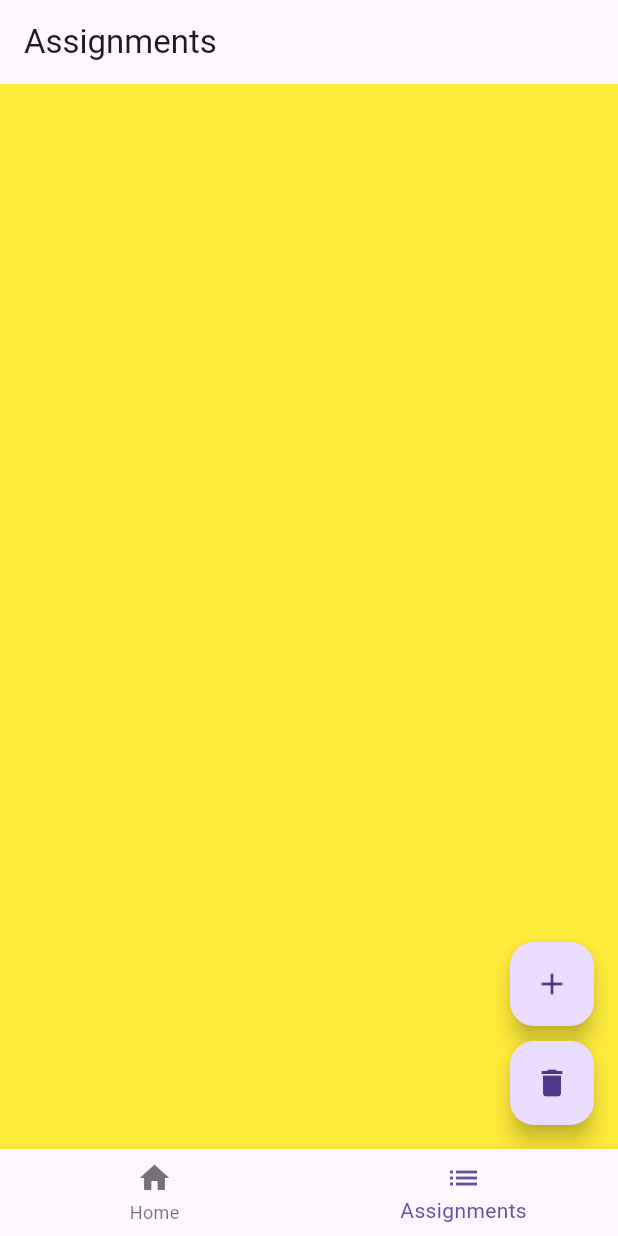
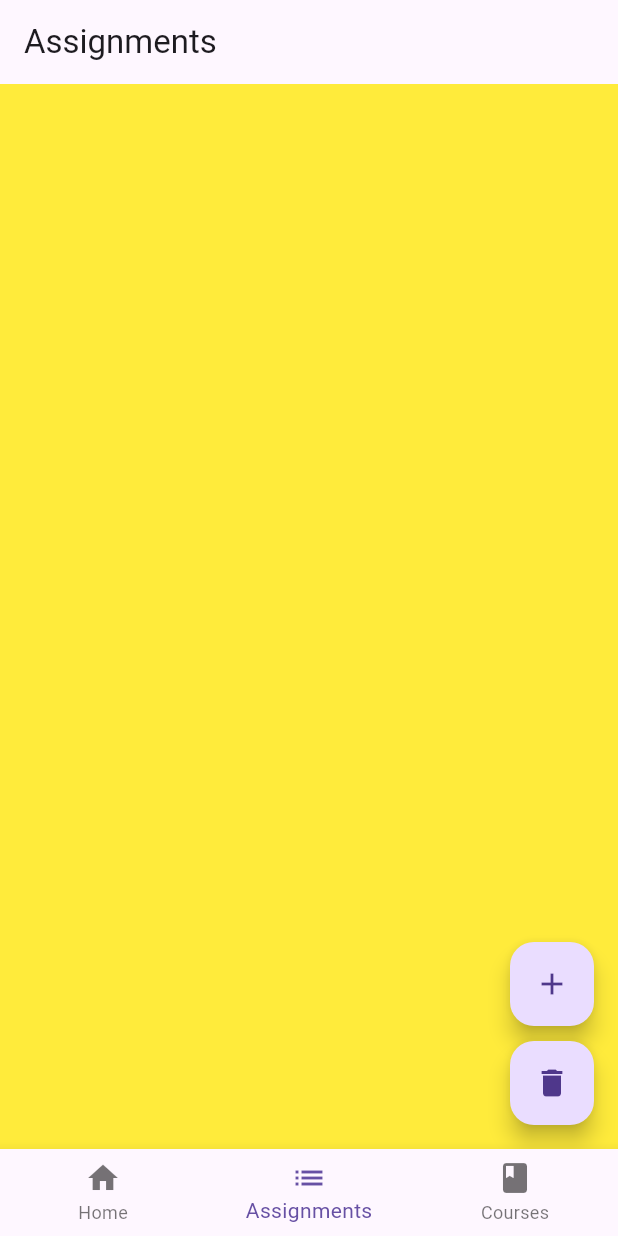
Before and after one commit to RyleyMurphy/homework-tracker, a Flutter app: the screen it shows after launch, item 2 of the bottom bar chosen, after a tap on the "delete" icon, on a phone screen of 412 x 824 dp. Run offline on Flutter 3.47's test engine with Material 3 defaults, Android fonts, the phone set to English and light mode, and no system bars.

Commit message:
Lab 3 Before Changes

```diff
--- a/lib/main.dart
+++ b/lib/main.dart
@@ -1,6 +1,6 @@
 import 'dart:async';
 import 'package:flutter/material.dart';
-import 'main_navigation.dart';
+import 'views/main_navigation.dart';
 
 void main() {
   runApp(const HomeworkTrackerApp());
--- /dev/null
+++ b/lib/models/assignment_models.dart
@@ -0,0 +1,9 @@
+class Assignment {
+  final String title;
+  bool isCompleted;
+
+  Assignment ({
+    required this.title,
+    this.isCompleted = false,
+  });
+}
--- /dev/null
+++ b/lib/models/course_model.dart
@@ -0,0 +1,6 @@
+class Course {
+  final String name;
+  final String? description;
+
+  Course({required this.name, this.description});
+}
--- /dev/null
+++ b/lib/presenters/assignment_presenter.dart
@@ -0,0 +1,15 @@
+import '../models/assignment_models.dart';
+
+class AssignmentPresenter {
+  final List<Assignment> _assignments = [];
+
+  List<Assignment> get assignments => _assignments;
+
+  void addAssignment(String title) {
+    _assignments.add(Assignment(title: title));
+  }
+
+  void toggleCompleted(int index) {
+    _assignments[index].isCompleted = !_assignments[index].isCompleted;
+  }
+}
--- /dev/null
+++ b/lib/presenters/course_presenter.dart
@@ -0,0 +1,11 @@
+import '../models/course_model.dart';
+
+class CoursePresenter {
+  final List<Course> _courses = [];
+
+  List<Course> get courses => _courses;
+
+  void addCourse(String name, String? description) {
+    _courses.add(Course(name: name, description: description));
+  }
+}
--- a/lib/assignment_list_screen.dart
+++ b/lib/views/assignment_list_screen.dart
@@ -1,4 +1,5 @@
 import 'package:flutter/material.dart';
+import '../presenters/assignment_presenter.dart';
 
 class AssignmentListScreen extends StatefulWidget {
   const AssignmentListScreen({super.key});
@@ -9,7 +10,7 @@
 }
 
 class _AssignmentListScreenState extends State<AssignmentListScreen> {
-  final List<Map<String, dynamic>> _assignments = [];
+  final AssignmentPresenter _presenter = AssignmentPresenter();
 
   void _showAddAssignmentDialog() {
     String newAssignmentTitle = '';
@@ -35,10 +36,7 @@
               onPressed: () {
                 if (newAssignmentTitle.trim().isNotEmpty) {
                   setState(() {
-                    _assignments.add({
-                      'title': newAssignmentTitle.trim(),
-                      'completed': false,
-                    });
+                    _presenter.addAssignment(newAssignmentTitle.trim());
                   });
                 }
                 Navigator.pop(context); // Close Dialog
@@ -53,28 +51,30 @@
 
 void _toggleCompleted(int index, bool? value) {
   setState(() {
-    _assignments[index]['completed'] = value ?? false;
+    _presenter.toggleCompleted(index);
   });
 }
 
 @override
 Widget build(BuildContext context) {
+  final assignments = _presenter.assignments;
+
   return Scaffold(
     appBar: AppBar(title: const Text('Assignments')),
     body: ListView.builder(
-      itemCount: _assignments.length,
+      itemCount: assignments.length,
       itemBuilder: (context, index) {
         return Card(
           color:Colors.blue,
           child: Padding(
             padding: const EdgeInsets.all(15.0),
             child: CheckboxListTile(
-              value: _assignments[index]['completed'],
-              onChanged: (value) => _toggleCompleted(index,value),
+              value: assignments[index].isCompleted,
+              onChanged: (value) => _toggleCompleted(index, value),
               title: Text(
-                _assignments[index]['title'],
+                assignments[index].title,
                 style: TextStyle(
-                  decoration: _assignments[index]['completed']
+                  decoration: assignments[index].isCompleted
                       ? TextDecoration.lineThrough
                       : TextDecoration.none,
                   color: Colors.white,
@@ -96,7 +96,7 @@
           FloatingActionButton(
             onPressed: () {
               setState(() {
-                _assignments.removeWhere((assignment) => assignment['completed']);
+                assignments.removeWhere((assignment) => assignment.isCompleted);
               });
             },
             child: const Icon(Icons.delete),
--- a/lib/main_navigation.dart
+++ b/lib/views/main_navigation.dart
@@ -1,6 +1,7 @@
 import 'package:flutter/material.dart';
-import 'home_screen.dart';
+import '../home_screen.dart';
 import 'assignment_list_screen.dart';
+import 'course_list_screen.dart';
 
 class MainNavigationScreen extends StatefulWidget {
   const MainNavigationScreen({super.key});
@@ -14,6 +15,7 @@
   final List<Widget> _screens = [
     const HomeScreen(),
     const AssignmentListScreen(),
+    const CourseListScreen(),
   ];
 
   void _onItemTapped(int index) {
@@ -38,6 +40,10 @@
             icon: Icon(Icons.list),
             label: 'Assignments',
           ),
+          BottomNavigationBarItem(
+            icon: Icon(Icons.book),
+            label: 'Courses',
+          ),
         ],
       ),
     );
```
Also changed, not shown: lib/views/course_list_screen.dart (added, +79 -0 lines).
